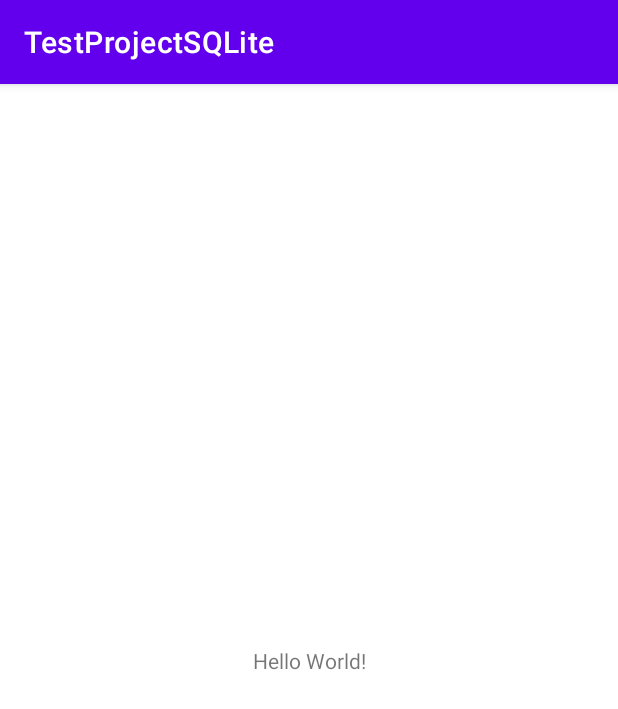
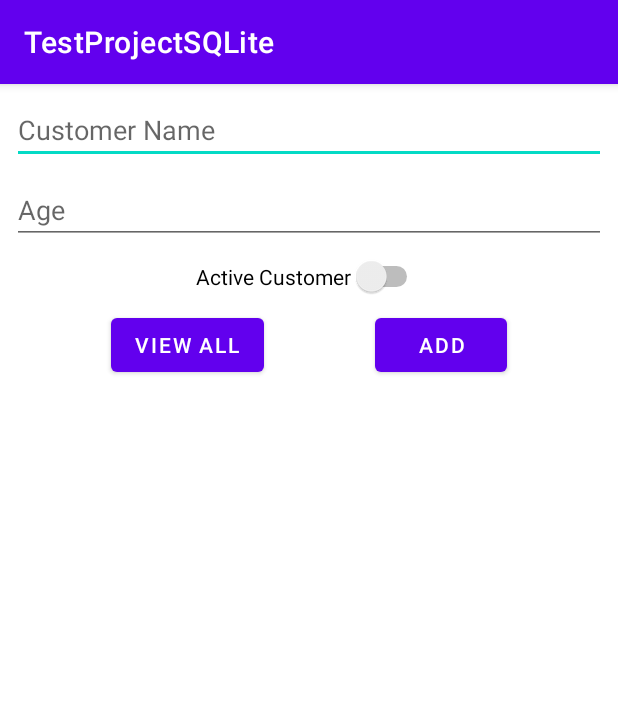
Before and after one commit to Natalya22/JavaStudy, an Android app: the screen it shows after launch (MainActivity), on a phone screen of 412 x 824 dp. Shown: the top 709 px of the screen. Run offline under Robolectric (Android 15) with nearby library versions, the phone set to English and light mode, and no system bars.

Commit message:
Stage, when we create onClicks and first simple DB.

```diff
--- a/app/build.gradle
+++ b/app/build.gradle
@@ -29,10 +29,10 @@ android {
 
 dependencies {
 
-    implementation 'androidx.appcompat:appcompat:1.4.0'
+    implementation 'androidx.appcompat:appcompat:1.3.1'
     implementation 'com.google.android.material:material:1.4.0'
     implementation 'androidx.constraintlayout:constraintlayout:2.1.2'
-    testImplementation 'junit:junit:4.+'
+    testImplementation 'junit:junit:4.13.2'
     androidTestImplementation 'androidx.test.ext:junit:1.1.3'
     androidTestImplementation 'androidx.test.espresso:espresso-core:3.4.0'
 }
--- a/app/src/main/java/com/example/testprojectsqlite/MainActivity.java
+++ b/app/src/main/java/com/example/testprojectsqlite/MainActivity.java
@@ -3,12 +3,59 @@ package com.example.testprojectsqlite;
 import androidx.appcompat.app.AppCompatActivity;
 
 import android.os.Bundle;
+import android.view.View;
+import android.widget.Button;
+import android.widget.EditText;
+import android.widget.ListView;
+import android.widget.Switch;
+import android.widget.Toast;
 
 public class MainActivity extends AppCompatActivity {
+
+    // references to buttons and other controls on the layout
+    Button btn_add, btn_viewAll;
+    EditText et_name, et_age;
+    Switch sw_activeCustomer;
+    ListView lv_customerList;
 
     @Override
     protected void onCreate(Bundle savedInstanceState) {
         super.onCreate(savedInstanceState);
         setContentView(R.layout.activity_main);
+
+        btn_add = findViewById(R.id.btn_add);
+        btn_viewAll = findViewById(R.id.btn_viewAll);
+        et_name = findViewById(R.id.et_name);
+        et_age = findViewById(R.id.et_age);
+        sw_activeCustomer = findViewById(R.id.sw_active);
+        lv_customerList = findViewById(R.id.lv_customerList);
+
+        // button listeners for the add and view all buttons
+        btn_add.setOnClickListener(new View.OnClickListener() {
+            @Override
+            public void onClick(View v) {
+                try {
+                    CustomerModel customerModel = new CustomerModel(-1, et_name.getText().toString(), Integer.parseInt(et_age.getText().toString()), sw_activeCustomer.isChecked());
+                    Toast.makeText(MainActivity.this, customerModel.toString(), Toast.LENGTH_SHORT).show();
+                }
+                catch (Exception e){
+                    Toast.makeText(MainActivity.this, "Error creating customer", Toast.LENGTH_SHORT).show();
+                }
+            }
+        });
+
+        btn_viewAll.setOnClickListener(new View.OnClickListener() {
+            @Override
+            public void onClick(View v) {
+                Toast.makeText(MainActivity.this, "View all button", Toast.LENGTH_SHORT).show();
+            }
+        });
+
+//        lv_customerList.setOnClickListener(new View.OnClickListener() {
+//            @Override
+//            public void onClick(View v) {
+//
+//            }
+//        });
     }
 }
--- a/app/src/main/res/layout/activity_main.xml
+++ b/app/src/main/res/layout/activity_main.xml
@@ -6,13 +6,73 @@
     android:layout_height="match_parent"
     tools:context=".MainActivity">
 
-    <TextView
+    <EditText
+        android:id="@+id/et_name"
+        android:layout_width="0dp"
+        android:layout_height="wrap_content"
+        android:layout_marginStart="8dp"
+        android:layout_marginTop="8dp"
+        android:layout_marginEnd="8dp"
+        android:ems="10"
+        android:hint="@string/CustomerName"
+        android:inputType="textPersonName"
+        app:layout_constraintEnd_toEndOf="parent"
+        app:layout_constraintStart_toStartOf="parent"
+        app:layout_constraintTop_toTopOf="parent" />
+
+    <EditText
+        android:id="@+id/et_age"
+        android:layout_width="0dp"
+        android:layout_height="wrap_content"
+        android:layout_marginStart="8dp"
+        android:layout_marginTop="8dp"
+        android:layout_marginEnd="8dp"
+        android:ems="10"
+        android:hint="@string/CustomerAge"
+        android:inputType="number"
+        app:layout_constraintEnd_toEndOf="parent"
+        app:layout_constraintStart_toStartOf="parent"
+        app:layout_constraintTop_toBottomOf="@+id/et_name" />
+
+    <Switch
+        android:id="@+id/sw_active"
         android:layout_width="wrap_content"
         android:layout_height="wrap_content"
-        android:text="Hello World!"
+        android:layout_marginStart="8dp"
+        android:layout_marginTop="8dp"
+        android:layout_marginEnd="8dp"
+        android:text="@string/ActiveCustomer"
+        app:layout_constraintEnd_toEndOf="parent"
+        app:layout_constraintStart_toStartOf="parent"
+        app:layout_constraintTop_toBottomOf="@+id/et_age" />
+
+    <Button
+        android:id="@+id/btn_viewAll"
+        android:layout_width="wrap_content"
+        android:layout_height="wrap_content"
+        android:layout_marginTop="8dp"
+        android:text="View All"
+        app:layout_constraintEnd_toStartOf="@+id/btn_add"
+        app:layout_constraintStart_toStartOf="parent"
+        app:layout_constraintTop_toBottomOf="@+id/sw_active" />
+
+    <Button
+        android:id="@+id/btn_add"
+        android:layout_width="wrap_content"
+        android:layout_height="wrap_content"
+        android:text="Add"
+        app:layout_constraintEnd_toEndOf="parent"
+        app:layout_constraintStart_toEndOf="@id/btn_viewAll"
+        app:layout_constraintTop_toTopOf="@+id/btn_viewAll" />
+
+    <ListView
+        android:id="@+id/lv_customerList"
+        android:layout_width="409dp"
+        android:layout_height="532dp"
+        android:layout_marginTop="1dp"
         app:layout_constraintBottom_toBottomOf="parent"
-        app:layout_constraintLeft_toLeftOf="parent"
-        app:layout_constraintRight_toRightOf="parent"
-        app:layout_constraintTop_toTopOf="parent" />
+        app:layout_constraintEnd_toEndOf="parent"
+        app:layout_constraintStart_toStartOf="parent"
+        app:layout_constraintTop_toBottomOf="@+id/btn_viewAll" />
 
 </androidx.constraintlayout.widget.ConstraintLayout>
--- a/app/src/main/res/values/strings.xml
+++ b/app/src/main/res/values/strings.xml
@@ -1,3 +1,6 @@
 <resources>
     <string name="app_name">TestProjectSQLite</string>
+    <string name="CustomerName">Customer Name</string>
+    <string name="CustomerAge">Age</string>
+    <string name="ActiveCustomer">Active Customer</string>
 </resources>
```
Also changed, not shown: app/src/main/java/com/example/testprojectsqlite/CustomerModel.java (added, +63 -0 lines), app/src/main/java/com/example/testprojectsqlite/DataBaseHelper.java (added, +34 -0 lines).
